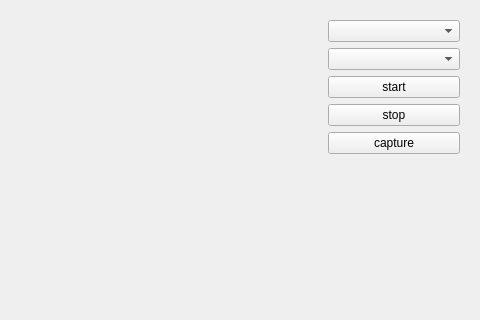
The window that src/cameraform.ui (WorldEditor50/wcam) describes before a commit, drawn with Qt 5; both pictures show x 231 to 711 and y 0 to 320 of the 711 by 481 pixel window.
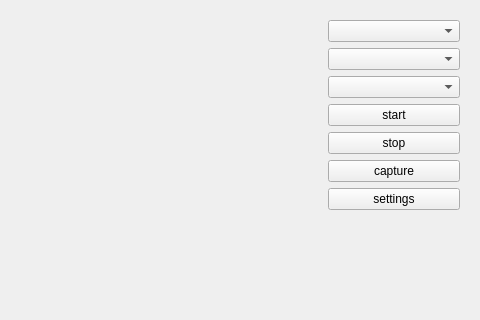
The same window after the commit.

```diff
--- a/src/cameraform.ui
+++ b/src/cameraform.ui
@@ -36,6 +36,9 @@
       <item>
        <widget class="QComboBox" name="resolutionComboBox"/>
       </item>
+      <item>
+       <widget class="QComboBox" name="processComboBox"/>
+      </item>
       <item>
        <widget class="QPushButton" name="startBtn">
         <property name="text">
@@ -57,6 +60,13 @@
         </property>
        </widget>
       </item>
+      <item>
+       <widget class="QPushButton" name="settingsBtn">
+        <property name="text">
+         <string>settings</string>
+        </property>
+       </widget>
+      </item>
       <item>
        <spacer name="verticalSpacer">
         <property name="orientation">
```
